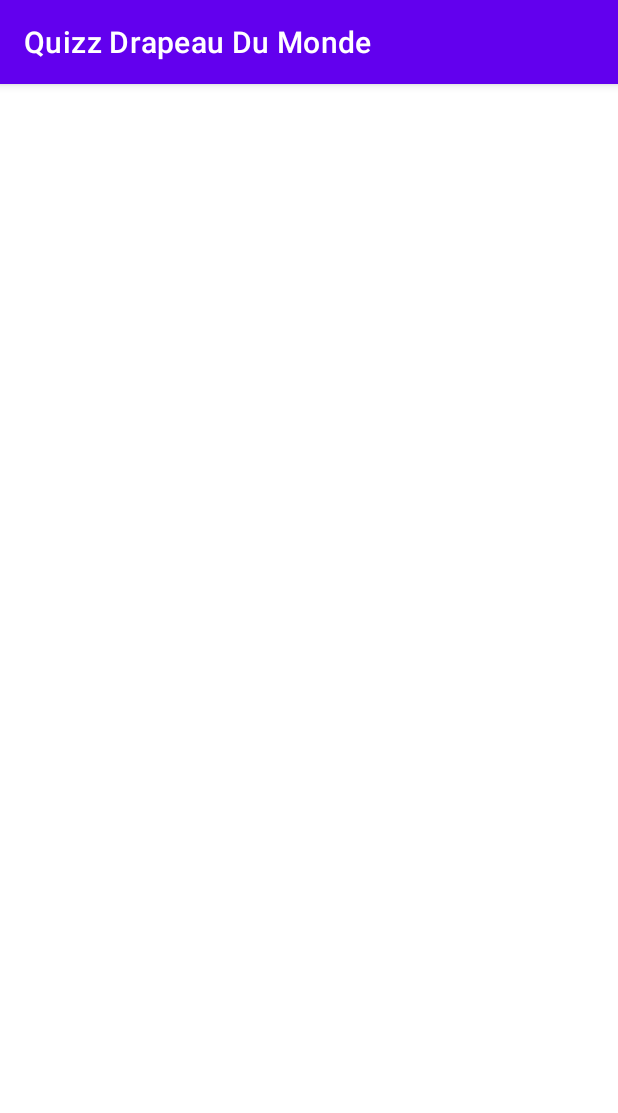
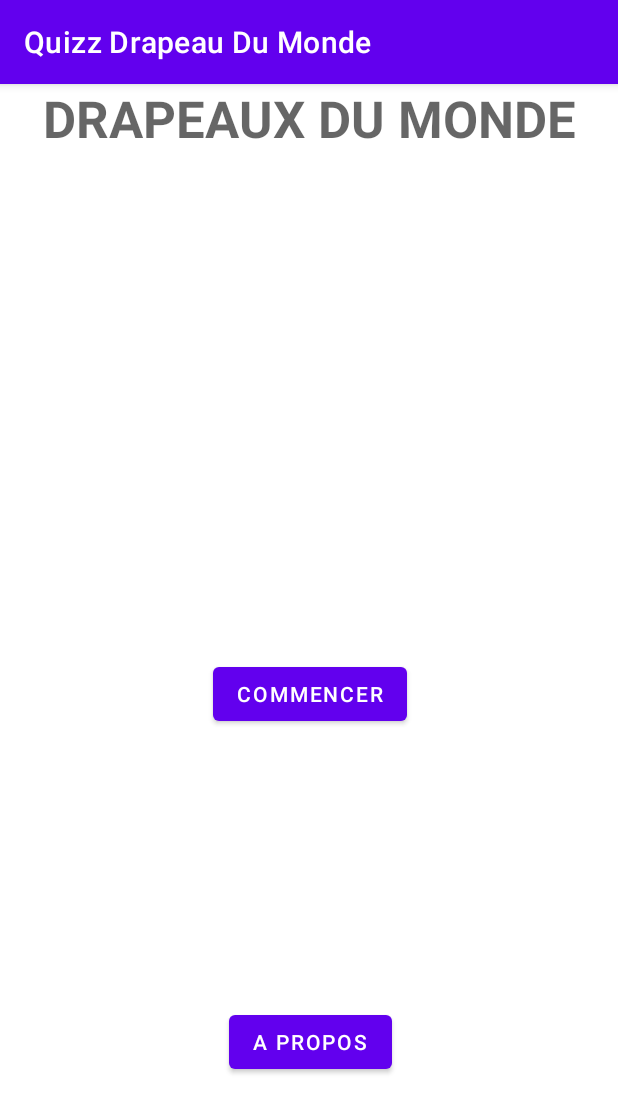
Before and after one commit to MJ-adax/Quizz_Drapeau_Du_Monde, an Android app: the screen it shows after launch (HomeActivity), on a phone screen of 412 x 824 dp. Shown: the top 1113 px of the screen. Run offline under Robolectric (Android 15) with nearby library versions, the phone set to English and light mode, and no system bars.

Commit message:
Modif UI page d'accueil Ajout navigation entre accueil et main

```diff
--- a/app/src/main/java/com/madax/quizzdrapeaudumonde/HomeActivity.java
+++ b/app/src/main/java/com/madax/quizzdrapeaudumonde/HomeActivity.java
@@ -2,7 +2,10 @@ package com.madax.quizzdrapeaudumonde;
 
 import androidx.appcompat.app.AppCompatActivity;
 
+import android.content.Intent;
 import android.os.Bundle;
+import android.view.View;
+import android.widget.Button;
 
 public class HomeActivity extends AppCompatActivity {
 
@@ -10,5 +13,17 @@ public class HomeActivity extends AppCompatActivity {
     protected void onCreate(Bundle savedInstanceState) {
         super.onCreate(savedInstanceState);
         setContentView(R.layout.activity_home);
+
+
+        Button beginButton = findViewById(R.id.beginQuizzButton);
+        beginButton.setOnClickListener(new View.OnClickListener() {
+            @Override
+            public void onClick(View v) {
+                Intent intent = new Intent(HomeActivity.this, MainActivity.class);
+                startActivity(intent);
+            }
+        });
     }
+
+
 }
--- a/app/src/main/res/layout/activity_home.xml
+++ b/app/src/main/res/layout/activity_home.xml
@@ -6,4 +6,35 @@
     android:layout_height="match_parent"
     tools:context=".HomeActivity">
 
+    <TextView
+        android:id="@+id/textView"
+        android:layout_width="wrap_content"
+        android:layout_height="wrap_content"
+        android:text="DRAPEAUX DU MONDE"
+        android:textAppearance="@style/TextAppearance.AppCompat.Display1"
+        android:textStyle="bold"
+        app:layout_constraintEnd_toEndOf="parent"
+        app:layout_constraintStart_toStartOf="parent"
+        app:layout_constraintTop_toTopOf="parent" />
+
+    <Button
+        android:id="@+id/beginQuizzButton"
+        android:layout_width="wrap_content"
+        android:layout_height="wrap_content"
+        android:text="Commencer"
+        app:layout_constraintBottom_toBottomOf="parent"
+        app:layout_constraintEnd_toEndOf="@+id/textView"
+        app:layout_constraintStart_toStartOf="@+id/textView"
+        app:layout_constraintTop_toBottomOf="@+id/textView" />
+
+    <Button
+        android:id="@+id/aboutButton"
+        android:layout_width="wrap_content"
+        android:layout_height="wrap_content"
+        android:layout_marginTop="78dp"
+        android:text="A Propos"
+        app:layout_constraintBottom_toBottomOf="parent"
+        app:layout_constraintEnd_toEndOf="@+id/beginQuizzButton"
+        app:layout_constraintStart_toStartOf="@+id/beginQuizzButton"
+        app:layout_constraintTop_toBottomOf="@+id/beginQuizzButton" />
 </androidx.constraintlayout.widget.ConstraintLayout>
```
